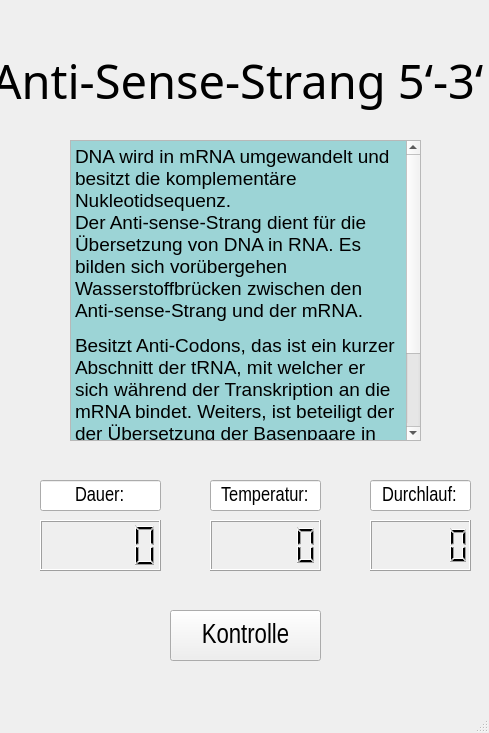
Old version of the form dipl_Phasenablauf/AblaufWindowASens_v1.ui in the repository diplomarbeit-PCR/Diplomarbeit_PCR.
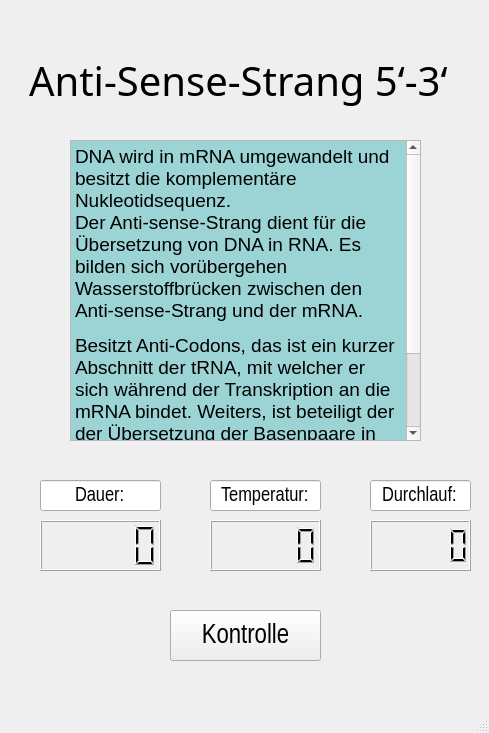
New version of the form.

```diff
--- a/dipl_Phasenablauf/AblaufWindowASens_v1.ui
+++ b/dipl_Phasenablauf/AblaufWindowASens_v1.ui
@@ -51,7 +51,7 @@
     <property name="font">
      <font>
       <family>Tw Cen MT</family>
-      <pointsize>35</pointsize>
+      <pointsize>30</pointsize>
       <bold>false</bold>
      </font>
     </property>
```
